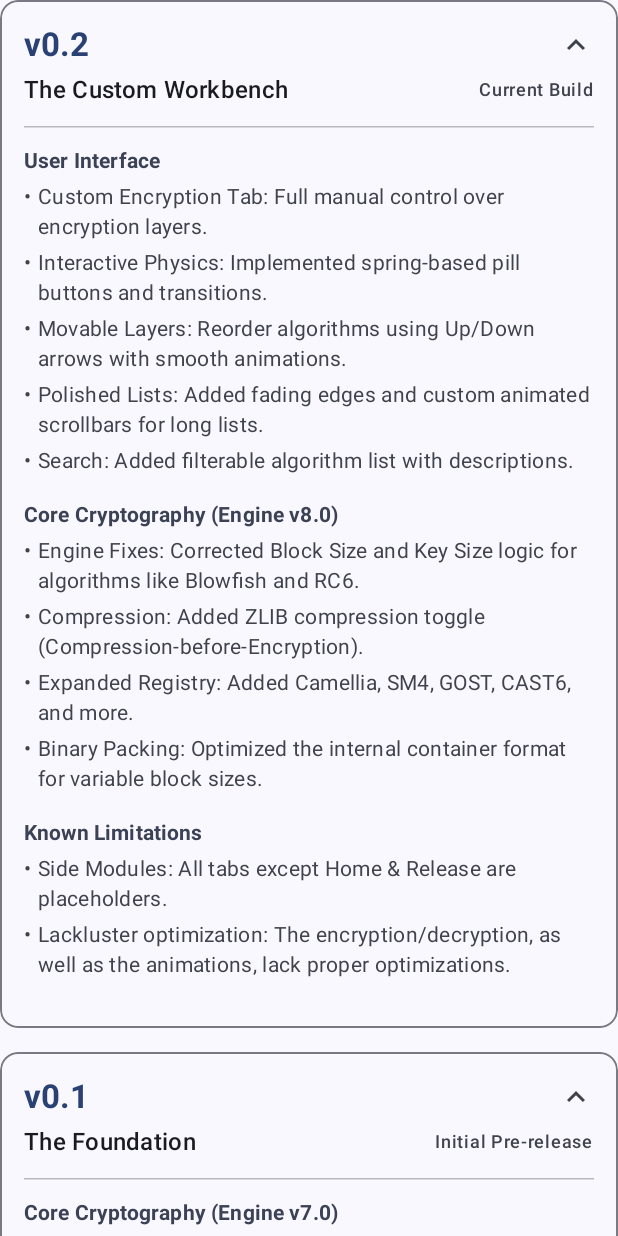
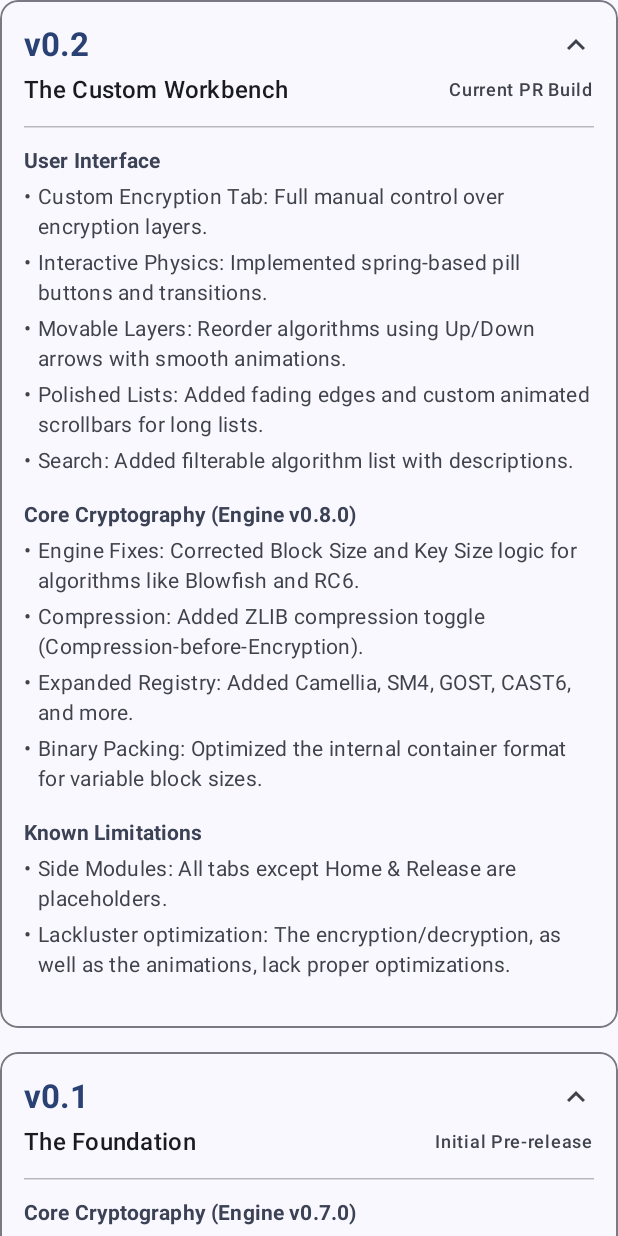
Before and after one commit to Animesh-Varma/Sigil, an Android app built with Jetpack Compose: the composable ReleasesContent shown on its own in the app's theme, after a tap on "v0.1", on a phone screen of 412 x 824 dp. Run offline under Robolectric (Android 15) with nearby library versions, the phone set to English and light mode, and no system bars; 1 other tap on this screen came first.

```diff
--- a/app/src/main/java/dev/animeshvarma/sigil/ui/screens/DocsScreen.kt
+++ b/app/src/main/java/dev/animeshvarma/sigil/ui/screens/DocsScreen.kt
@@ -112,7 +112,7 @@ fun ReleasesContent() {
         ReleaseData(
             version = "v0.2",
             title = "The Custom Workbench",
-            tag = "Current Build",
+            tag = "Current PR Build",
             categories = listOf(
                 ReleaseCategory(
                     "User Interface",
@@ -125,7 +125,7 @@ fun ReleasesContent() {
                     )
                 ),
                 ReleaseCategory(
-                    "Core Cryptography (Engine v8.0)",
+                    "Core Cryptography (Engine v0.8.0)",
                     listOf(
                         "Engine Fixes: Corrected Block Size and Key Size logic for algorithms like Blowfish and RC6.",
                         "Compression: Added ZLIB compression toggle (Compression-before-Encryption).",
@@ -150,7 +150,7 @@ fun ReleasesContent() {
             tag = "Initial Pre-release",
             categories = listOf(
                 ReleaseCategory(
-                    "Core Cryptography (Engine v7.0)",
+                    "Core Cryptography (Engine v0.7.0)",
                     listOf(
                         "Initial Encryption implementation: Randomized triple-layer chain (AES->Twofish->Serpent).",
                         "Blob Container: Opaque Base64 output with hidden metadata.",
```
